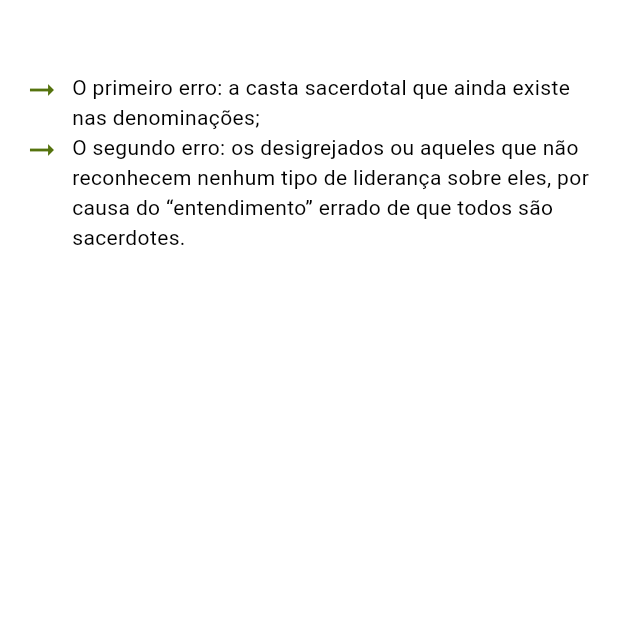
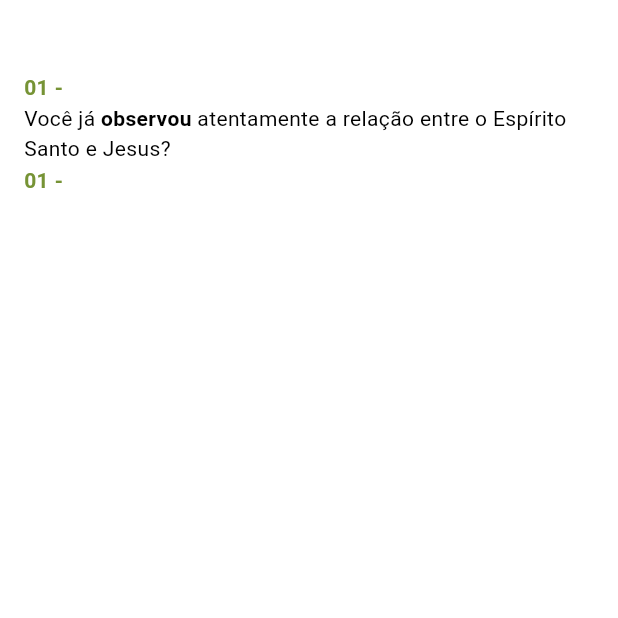
Before and after one commit to JoaoEmanuell/fundamentos-plus-mobile, a Flutter app: the screen it shows after launch, on a phone screen of 412 x 824 dp, the top half of it. Run offline on Flutter 3.47's test engine with Material 3 defaults, Android fonts, the light colour scheme and no system bars; drawn by our look-alikes of flutter_markdown; our stand-ins replace flutter_svg, permission_handler, shared_preferences, string_validator; missing offline and left inert: confirm_dialog, flutter_archive, flutter_downloader; accounts and stored records are empty.

Commit message:
styles: frame_with_title_and_border, green_background_title, list_with_number_green_button_with_text and text_highlight

```diff
--- /dev/null
+++ b/fundamentos_plus_mobile/lib/components/ui/lesson/styles/text_highlight.dart
@@ -0,0 +1,39 @@
+import 'package:flutter/material.dart';
+import 'package:flutter_markdown/flutter_markdown.dart';
+import 'package:fundamentos_plus_mobile/utils/convert_hex_color_in_color.dart';
+
+Widget textHighlightStyle(String content) {
+  List<String> split = content.split(" | ");
+  String expressionToHighlight = split[0];
+  Color color = convertHexColorInColor(split[1]);
+  List<String> texts = split[2].split(expressionToHighlight);
+
+  List<WidgetSpan> buildHighlightedText(
+      List<String> texts, String highlight, Color color) {
+    List<WidgetSpan> spans = [];
+
+    for (final text in texts) {
+      if (text.isNotEmpty) {
+        spans.add(WidgetSpan(
+            child: MarkdownBody(
+          data: text,
+        )));
+      } else {
+        spans.add(WidgetSpan(
+          child: MarkdownBody(
+            data: highlight,
+            styleSheet: MarkdownStyleSheet(
+              p: TextStyle(color: color),
+            ),
+          ),
+        ));
+      }
+    }
+
+    return spans;
+  }
+
+  return Text.rich(TextSpan(
+    children: buildHighlightedText(texts, expressionToHighlight, color),
+  ));
+}
--- a/fundamentos_plus_mobile/lib/screens/page_style_test.dart
+++ b/fundamentos_plus_mobile/lib/screens/page_style_test.dart
@@ -1,6 +1,6 @@
 import 'package:flutter/material.dart';
 import 'package:flutter_markdown/flutter_markdown.dart';
-import 'package:fundamentos_plus_mobile/components/ui/lesson/styles/list_with_arrow.dart';
+import 'package:fundamentos_plus_mobile/components/ui/lesson/styles/text_highlight.dart';
 import 'package:fundamentos_plus_mobile/utils/convert_hex_color_in_color.dart';
 
 class PageStyleTest extends StatefulWidget {
@@ -14,28 +14,36 @@ class _PageStyleTestState extends State<PageStyleTest> {
   @override
   Widget build(BuildContext context) {
     String content =
-        "right | #55730e | O primeiro erro: a casta sacerdotal que ainda existe nas denominações; | O segundo erro: os desigrejados ou aqueles que não reconhecem nenhum tipo de liderança sobre eles, por causa do “entendimento” errado de que todos são sacerdotes.";
+        "**01 -** | #769335 | **01 -** Você já **observou** atentamente a relação entre o Espírito Santo e Jesus? **01 -**";
 
-    final split = content.split(" | ");
-    final direction = split[0];
-    final hexColor = split[1];
-    final texts = split.sublist(2);
-    Color color = convertHexColorInColor(hexColor);
-    Icon arrowWidget = Icon(Icons.arrow_right_alt, color: color);
+    final split = content.split(' | ');
+    final expressionToHighlight = split[0];
+    final color = convertHexColorInColor(split[1]);
+    final texts = split[2].split(expressionToHighlight);
 
-    switch (direction) {
-      case "up":
-        arrowWidget = Icon(Icons.arrow_upward, color: color);
-        break;
-      case "right": // default
-        arrowWidget = Icon(Icons.arrow_right_alt, color: color);
-        break;
-      case "down":
-        arrowWidget = Icon(Icons.arrow_downward, color: color);
-        break;
-      case "left":
-        arrowWidget = Icon(Icons.arrow_back, color: color);
-        break;
+    List<WidgetSpan> _buildHighlightedText(
+        List<String> texts, String highlight, Color color) {
+      List<WidgetSpan> spans = [];
+
+      for (final text in texts) {
+        if (text.isNotEmpty) {
+          spans.add(WidgetSpan(
+              child: MarkdownBody(
+            data: text,
+          )));
+        } else {
+          spans.add(WidgetSpan(
+            child: MarkdownBody(
+              data: highlight,
+              styleSheet: MarkdownStyleSheet(
+                p: TextStyle(color: color),
+              ),
+            ),
+          ));
+        }
+      }
+
+      return spans;
     }
 
     return Scaffold(
@@ -50,7 +58,7 @@ class _PageStyleTestState extends State<PageStyleTest> {
               spacing: 16,
               children: <Widget>[
                 Center(
-                  child: listWithArrowStyle(content),
+                  child: textHighlightStyle(content),
                 )
               ],
             ),
```
Also changed, not shown: fundamentos_plus_mobile/lib/components/ui/circle_id.dart (+6 -2 lines), fundamentos_plus_mobile/lib/components/ui/lesson/styles/frame_with_title_and_border.dart (added, +38 -0 lines), fundamentos_plus_mobile/lib/components/ui/lesson/styles/green_background_title.dart (added, +20 -0 lines), fundamentos_plus_mobile/lib/components/ui/lesson/styles/list_with_number_green_button_with_text.dart (added, +24 -0 lines), 1 other file.
